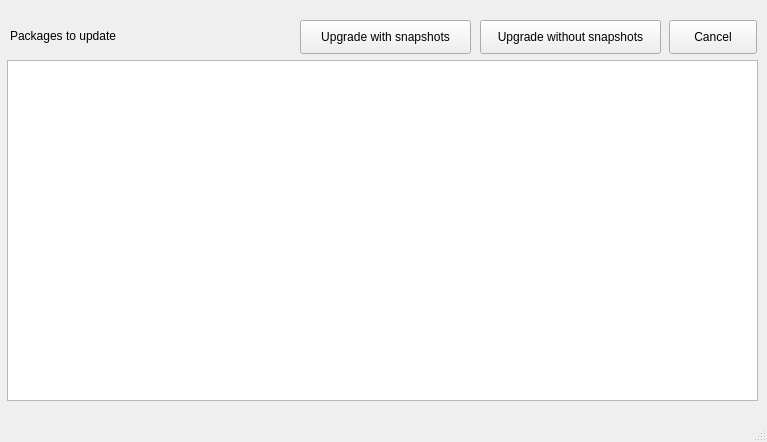
Before: the Qt Designer form buttermanager/buttermanager/ui/UpdatesWindow.ui in egara/buttermanager, drawn with Qt 5.
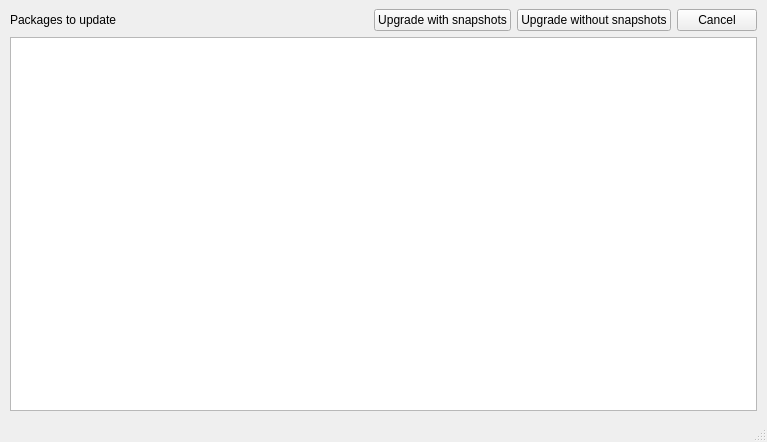
After: the same form once the commit is applied.

Commit message: Issue #29. Implementing layout for UpdatesWindow.ui

```diff
--- a/buttermanager/buttermanager/ui/UpdatesWindow.ui
+++ b/buttermanager/buttermanager/ui/UpdatesWindow.ui
@@ -14,38 +14,39 @@
    <string>Packages to update</string>
   </property>
   <widget class="QWidget" name="centralwidget">
-   <widget class="QTextEdit" name="text_edit_console">
-    <property name="geometry">
-     <rect>
-      <x>7</x>
-      <y>60</y>
-      <width>751</width>
-      <height>341</height>
-     </rect>
+   <layout class="QVBoxLayout" name="verticalLayout_2">
+    <property name="leftMargin">
+     <number>10</number>
     </property>
-   </widget>
+    <property name="rightMargin">
+     <number>10</number>
+    </property>
+    <item>
+     <layout class="QVBoxLayout" name="verticalLayout">
+      <item>
+       <layout class="QHBoxLayout" name="horizontalLayout">
+        <item>
    <widget class="QLabel" name="label_updates">
-    <property name="geometry">
-     <rect>
-      <x>10</x>
-      <y>20</y>
-      <width>391</width>
-      <height>31</height>
-     </rect>
-    </property>
     <property name="text">
      <string>Packages to update</string>
     </property>
    </widget>
+        </item>
+        <item>
+         <spacer name="horizontalSpacer">
+          <property name="orientation">
+           <enum>Qt::Horizontal</enum>
+          </property>
+          <property name="sizeHint" stdset="0">
+           <size>
+            <width>40</width>
+            <height>20</height>
+           </size>
+          </property>
+         </spacer>
+        </item>
+        <item>
    <widget class="QPushButton" name="button_upgrade_system">
-    <property name="geometry">
-     <rect>
-      <x>300</x>
-      <y>20</y>
-      <width>171</width>
-      <height>34</height>
-     </rect>
-    </property>
     <property name="toolTip">
      <string>Upgrade the system creating a previous snapshot and removing old snapshots according to configuration</string>
     </property>
@@ -53,28 +54,9 @@
      <string>Upgrade with snapshots</string>
     </property>
    </widget>
-   <widget class="QPushButton" name="button_cancel">
-    <property name="geometry">
-     <rect>
-      <x>669</x>
-      <y>20</y>
-      <width>88</width>
-      <height>34</height>
-     </rect>
-    </property>
-    <property name="text">
-     <string>Cancel</string>
-    </property>
-   </widget>
+        </item>
+        <item>
    <widget class="QPushButton" name="button_upgrade_system_without_snapshots">
-    <property name="geometry">
-     <rect>
-      <x>480</x>
-      <y>20</y>
-      <width>181</width>
-      <height>34</height>
-     </rect>
-    </property>
     <property name="toolTip">
      <string>Upgrade the system without creating snapshots</string>
     </property>
@@ -82,6 +64,22 @@
      <string>Upgrade without snapshots</string>
     </property>
    </widget>
+        </item>
+        <item>
+         <widget class="QPushButton" name="button_cancel">
+          <property name="text">
+           <string>Cancel</string>
+          </property>
+         </widget>
+        </item>
+       </layout>
+      </item>
+      <item>
+       <widget class="QTextEdit" name="text_edit_console"/>
+      </item>
+     </layout>
+    </item>
+   </layout>
   </widget>
   <widget class="QStatusBar" name="statusbar"/>
  </widget>
```
Lines whose indentation alone changed are shown as unchanged. The commit also changes 1 other file.
